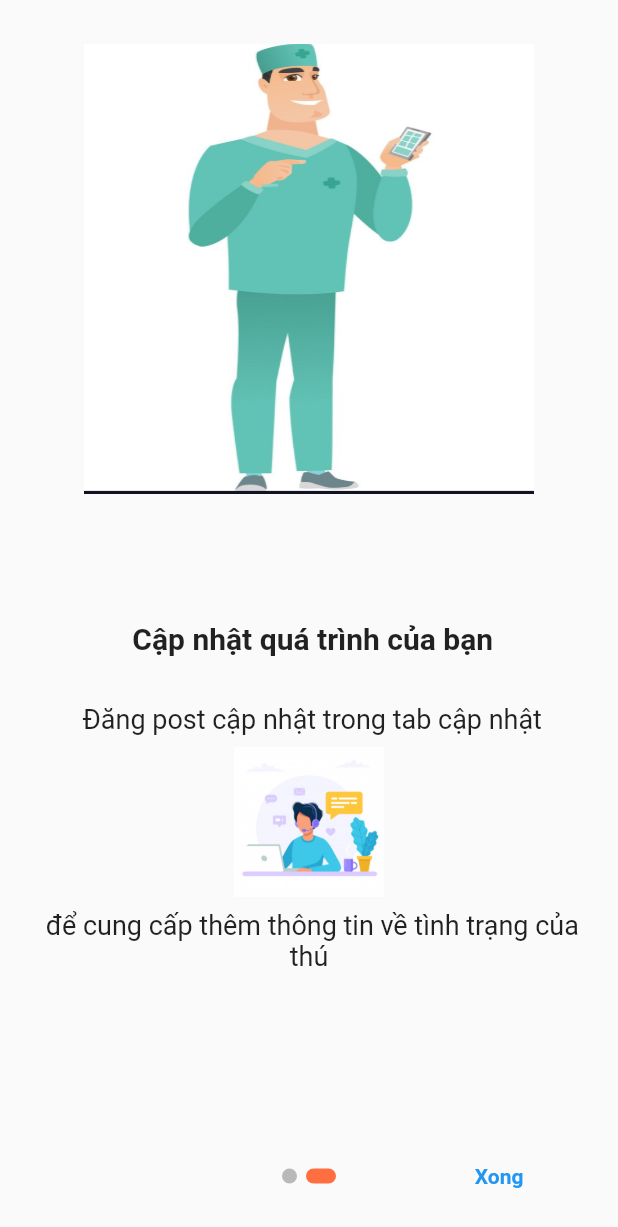
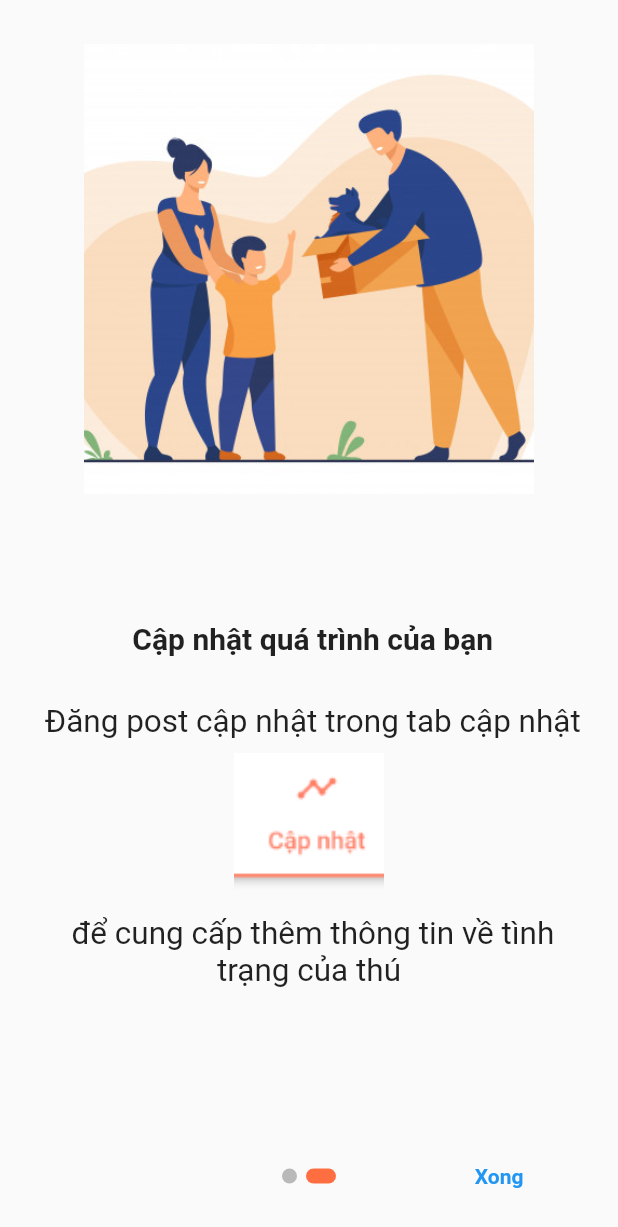
Before and after one commit to catInOrbit/PetRescue, a Flutter app: the AdoptProcessIntroduction widget shown alone on an empty page, opened directly with sample values from the repository, swiped to page 2, on a phone screen of 412 x 824 dp. Shown: the top 1227 px of the screen. Run offline on Flutter 3.47's test engine with Material 2 defaults, Android fonts, the phone set to English and light mode, and no system bars; drawn by our look-alikes of introduction_screen; our stand-ins replace email_validator, flutter_icons, flutter_signin_button, flutter_slidable, flutter_svg, formz and 6 more; missing offline and left inert: flappy_search_bar, flutter_custom_dialog, timeline_list; network calls fail.

Commit message:
routine commit

```diff
--- a/lib/screens/adopt_process_introduction.dart
+++ b/lib/screens/adopt_process_introduction.dart
@@ -24,30 +24,13 @@ class _AdoptProcessIntroductionState extends State<AdoptProcessIntroduction> {
 
   List<PageViewModel> listPagesViewModel = [
     PageViewModel(
-      titleWidget: SafeArea(
-        child: Container(
-          height: 350,
-          width: 400,
-          child: GoogleMap(
-            onMapCreated: _onMapCreated,
-            initialCameraPosition: CameraPosition(
-              target: _center,
-              zoom: 16,
-            ),
-            mapType: MapType.normal,
-            tiltGesturesEnabled: true,
-            compassEnabled: true,
-            rotateGesturesEnabled: true,
-            myLocationEnabled: true,
-          ),
-        ),
-      ),
-      // titleWidget:
-      bodyWidget:  Container(
+      image: Container(
         height: 200,
         decoration: BoxDecoration(image: DecorationImage(image: AssetImage("lib/assets/contact_center.jpg"), fit: BoxFit.cover)),
-        child: Text("Liên lạc trung tâm cứu hộ để biết địa điểm cần đến", style: TextStyle(fontSize: 24, fontFamily: "Lato"), ),
       ),
+
+      title: "Liên lạc trung tâm",
+      bodyWidget:  Text("Liên lạc trung tâm cứu hộ để biết địa điểm cần đến", style: TextStyle(fontSize: 24, fontFamily: "Lato"), ),
 
     ),
     PageViewModel(
@@ -60,13 +43,13 @@ class _AdoptProcessIntroductionState extends State<AdoptProcessIntroduction> {
           children:  [
             Padding(
               padding: const EdgeInsets.all(8.0),
-              child: Text(" Đăng post cập nhật trong tab cập nhật", style: TextStyle(fontSize: 18),),
+              child: Text(" Đăng post cập nhật trong tab cập nhật", style: TextStyle(fontSize: 21),),
             ),
             Container( height: 100, width: 100,
-              decoration: BoxDecoration(image: DecorationImage(fit: BoxFit.cover,image: AssetImage("lib/assets/contact_center.jpg"))),),
+              decoration: BoxDecoration(image: DecorationImage(fit: BoxFit.cover,image: AssetImage("lib/assets/update_pic.png"))),),
             Padding(
               padding: const EdgeInsets.all(8.0),
-              child: Text(" để cung cấp thêm thông tin về tình trạng của thú", textAlign: TextAlign.center, style: TextStyle(fontSize: 18),),
+              child: Text(" để cung cấp thêm thông tin về tình trạng của thú", textAlign: TextAlign.center, style: TextStyle(fontSize: 21),),
             ),
           ],
         ),
@@ -75,7 +58,7 @@ class _AdoptProcessIntroductionState extends State<AdoptProcessIntroduction> {
         child: Center(child: Container(
           height: 300,
           width: 300,
-          decoration: BoxDecoration(image: DecorationImage(fit: BoxFit.fill,image: AssetImage("lib/assets/doctor.jpg"))),)),
+          decoration: BoxDecoration(image: DecorationImage(fit: BoxFit.cover,image: AssetImage("lib/assets/adopt_family.jpg"))),)),
       ),
     )
   ];
```
Also changed, not shown: lib/screens/homepage.dart (+10 -19 lines), lib/widgets/common.dart (+2 -10 lines), lib/widgets/post_card.dart (+68 -71 lines).
